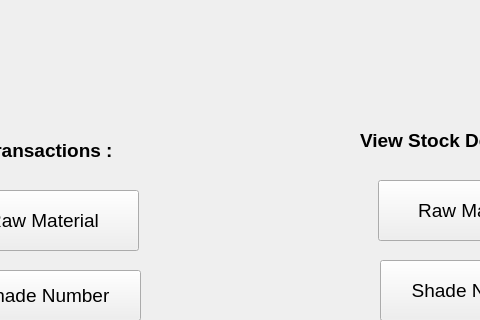
Before: the Qt Designer form UI/StackedView.ui in nilay1221/Inventory_Management, drawn with Qt 5; both pictures show x 360 to 840 and y 0 to 320 of the 1226 by 857 pixel window.
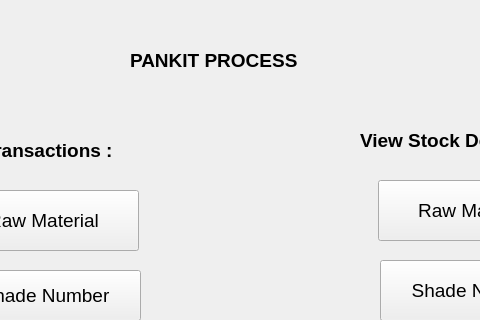
After: the same form once the commit is applied. The open tabs and pages were chosen to show the change.

```diff
--- a/UI/StackedView.ui
+++ b/UI/StackedView.ui
@@ -269,6 +269,26 @@
        <string>Exit</string>
       </property>
      </widget>
+     <widget class="QLabel" name="label_114">
+      <property name="geometry">
+       <rect>
+        <x>400</x>
+        <y>40</y>
+        <width>221</width>
+        <height>41</height>
+       </rect>
+      </property>
+      <property name="font">
+       <font>
+        <pointsize>14</pointsize>
+        <weight>75</weight>
+        <bold>true</bold>
+       </font>
+      </property>
+      <property name="text">
+       <string>PANKIT PROCESS</string>
+      </property>
+     </widget>
     </widget>
     <widget class="QWidget" name="new_rm_entry">
      <widget class="QLabel" name="label_78">
```
Left out of the diff: 22 changed lines with no effect on the pictures.
